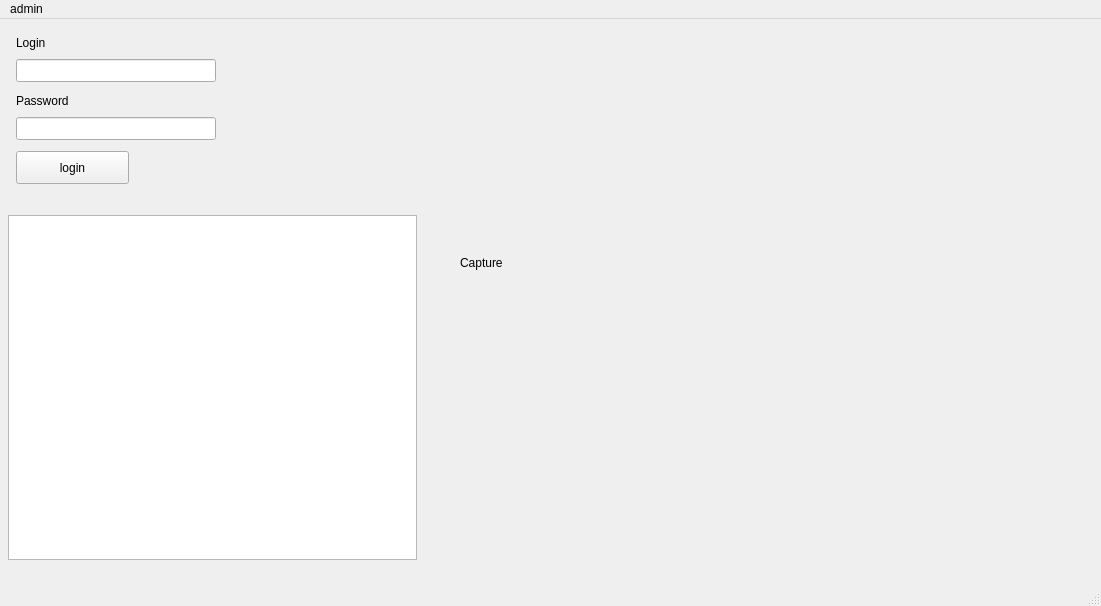
Old version of the form mainwindow.ui in the repository degieusz/face_recogniction.
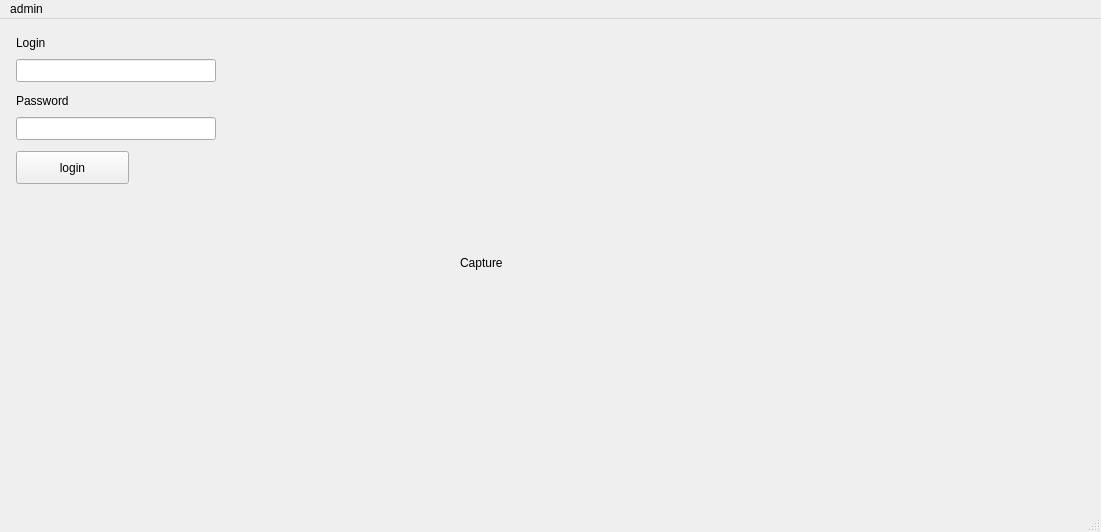
New version of the form.

Patch:
```diff
--- a/mainwindow.ui
+++ b/mainwindow.ui
@@ -7,7 +7,7 @@
     <x>0</x>
     <y>0</y>
     <width>1101</width>
-    <height>606</height>
+    <height>532</height>
    </rect>
   </property>
   <property name="windowTitle">
@@ -89,15 +89,18 @@
      <string>Capture</string>
     </property>
    </widget>
-   <widget class="QPlainTextEdit" name="debug_prints">
+   <widget class="QLabel" name="debug_info">
     <property name="geometry">
      <rect>
-      <x>8</x>
-      <y>196</y>
-      <width>409</width>
-      <height>345</height>
+      <x>24</x>
+      <y>168</y>
+      <width>313</width>
+      <height>101</height>
      </rect>
     </property>
+    <property name="text">
+     <string/>
+    </property>
    </widget>
   </widget>
   <widget class="QMenuBar" name="menuBar">
```
